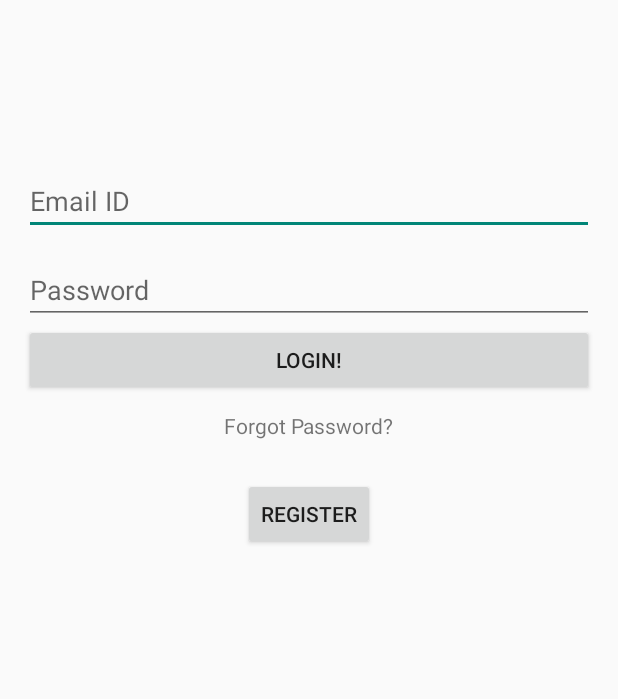
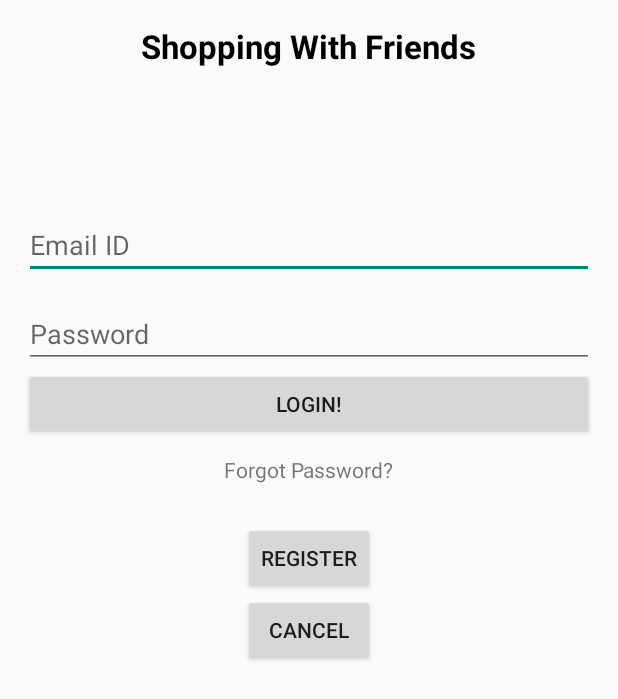
Before and after one commit to rahulamlekar/Synq, an Android app: the layout activity_login.xml on its own in the app's theme, with its tools: preview values and no code run, on a phone screen of 412 x 824 dp. Shown: the top 699 px of the screen. Run offline under Robolectric (Android 15) with nearby library versions, the phone set to English and light mode, and no system bars.

Commit message:
Synq changes

```diff
--- a/app/src/main/res/layout/activity_login.xml
+++ b/app/src/main/res/layout/activity_login.xml
@@ -7,7 +7,8 @@
     android:paddingTop="@dimen/activity_vertical_margin"
     android:paddingBottom="@dimen/activity_vertical_margin"
     android:orientation="vertical"
-    tools:context="com.srijan.dbtest.LoginActivity">
+    tools:context="com.srijan.dbtest.LoginActivity"
+    android:weightSum="1">
 
 
     <TextView
@@ -18,6 +19,18 @@
         android:layout_gravity="center_horizontal"
         android:textAlignment="center"
         android:layout_marginTop="20dp" />
+
+    <TextView
+        android:layout_width="wrap_content"
+        android:layout_height="wrap_content"
+        android:textAppearance="?android:attr/textAppearanceLarge"
+        android:text="Shopping With Friends"
+        android:id="@+id/textView"
+        android:layout_gravity="center_horizontal"
+        android:enabled="false"
+        android:elegantTextHeight="false"
+        android:textStyle="bold"
+        android:textColor="#ff000000" />
 
     <EditText
         android:id="@+id/editText1"
@@ -76,4 +89,12 @@
         android:onClick="register"
         android:layout_gravity="center_horizontal" />
 
+    <Button
+        android:layout_width="wrap_content"
+        android:layout_height="wrap_content"
+        android:text="Cancel"
+        android:onClick="cancelLogin"
+        android:id="@+id/button"
+        android:layout_gravity="center_horizontal" />
+
 </LinearLayout>
--- a/app/src/main/res/values/strings.xml
+++ b/app/src/main/res/values/strings.xml
@@ -13,5 +13,7 @@
     <string name="title_activity_profile">Profile</string>
     <string name="name">Name</string>
     <string name="mobile">Mobile No</string>
+    <string name="title_activity_home">Home</string>
+    <string name="title_activity_authenticated">Authenticated</string>
 
 </resources>
```
Also changed, not shown: app/src/main/AndroidManifest.xml (+9 -3 lines), app/src/main/java/com/srijan/dbtest/LoginActivity.java (+7 -2 lines).
